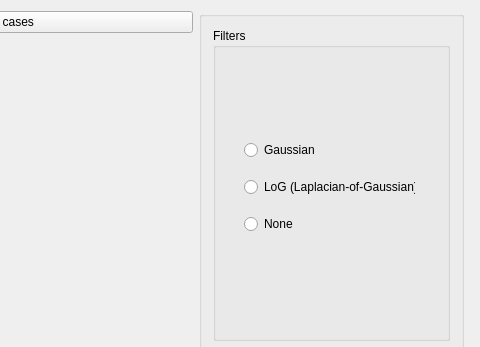
Qt form platform/platform.ui (Jiwon-Hwang/Radiomics-Feature-Extraction) before a commit; both pictures show x 617 to 1097 and y 0 to 347 of the 1097 by 735 pixel window.
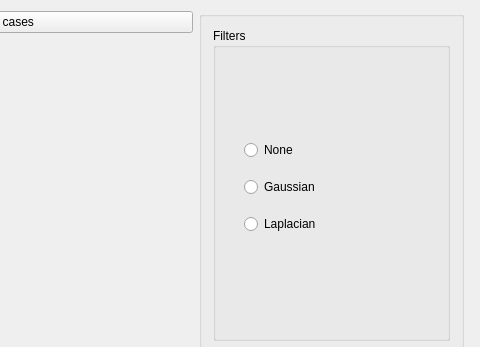
The same form after that commit. Icons and pictures are not drawn.

What changed in the file:
```diff
--- a/platform/platform.ui
+++ b/platform/platform.ui
@@ -137,6 +137,13 @@
                </rect>
               </property>
               <layout class="QVBoxLayout" name="verticalLayout_6">
+               <item>
+                <widget class="QRadioButton" name="radioButton_LoG_2">
+                 <property name="text">
+                  <string>None</string>
+                 </property>
+                </widget>
+               </item>
                <item>
                 <widget class="QRadioButton" name="radioButton_Gaussian">
                  <property name="text">
@@ -147,14 +154,7 @@
                <item>
                 <widget class="QRadioButton" name="radioButton_LoG">
                  <property name="text">
-                  <string>LoG (Laplacian-of-Gaussian)</string>
-                 </property>
-                </widget>
-               </item>
-               <item>
-                <widget class="QRadioButton" name="radioButton_LoG_2">
-                 <property name="text">
-                  <string>None</string>
+                  <string>Laplacian</string>
                  </property>
                 </widget>
                </item>
```
